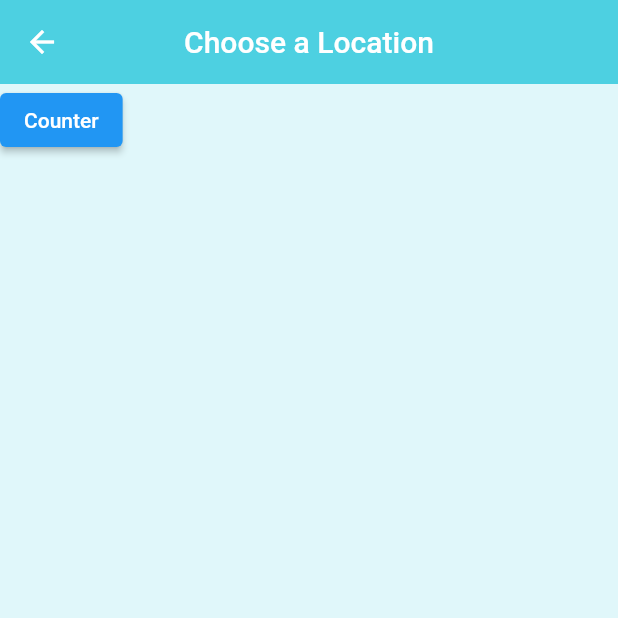
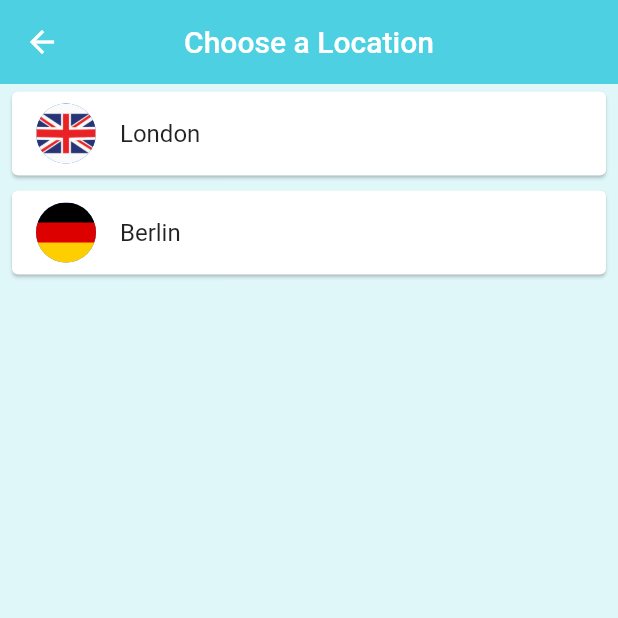
Before and after one commit to 20D070026/SoC_Flutter_Projects, a Flutter app: the ChooseLocation screen opened by its route, on a phone screen of 412 x 824 dp, the top half of it. Run offline on Flutter 3.47's test engine with Material 2 defaults, Android fonts, the phone set to English and light mode, and no system bars; our stand-ins replace flutter_spinkit; network calls fail; statements that could not run were skipped.

Commit message:
Your Message

```diff
--- a/world_time/lib/pages/choose_location.dart
+++ b/world_time/lib/pages/choose_location.dart
@@ -1,4 +1,6 @@
 import 'package:flutter/material.dart';
+import 'package:world_time/services/world_time.dart';
+
 
 class ChooseLocation extends StatefulWidget {
   @override
@@ -27,6 +29,23 @@ class _ChooseLocationState extends State<ChooseLocation> {
     print('initstate funcn ran');
     getData();
   }
+
+  List<WorldTime> locations = [
+    WorldTime(url: 'Europe/London', location: 'London', flag: 'uk1.png'),
+    WorldTime(url: 'Europe/Berlin', location: 'Berlin', flag: 'germany1.png')
+  ];
+
+  void updateTime(index) async {
+    WorldTime instance = locations[index];
+    await instance.getTime();
+    //navigate to home screen
+    Navigator.pop(context, {
+      'location': instance.location,
+      'flag': instance.flag,
+      'time': instance.time,
+      'isDaytime': instance.isDaytime,
+    });
+  }
   @override
   Widget build(BuildContext context) {
     print('build funcn ran');
@@ -38,11 +57,27 @@ class _ChooseLocationState extends State<ChooseLocation> {
         centerTitle: true,
         elevation: 0.0,
       ),
-      body: ElevatedButton(
-        onPressed: () {},
+      body: ListView.builder(
+        itemCount: locations.length,
+        itemBuilder: (context, index){
+          return Padding(
+            padding: const EdgeInsets.symmetric(vertical: 1, horizontal: 4),
+            child: Card(
+              child: ListTile(
+                onTap: () {
+                  print(locations[index].location);
+                },
+                title: Text(locations[index].location),
+                leading: CircleAvatar(
+                  backgroundImage: AssetImage('assets/${locations[index].flag}'),
+                )
+                )
+              ),
+          );
 
-        child: Text('Counter'),
+        }
       ),
+
     );
   }
 }
```
Also changed, not shown: world_time/lib/pages/home.dart (+14 -5 lines), world_time/assets/germany.png (added), world_time/assets/germany1.png (added), world_time/assets/uk.png (added), world_time/assets/uk1.png (added).
